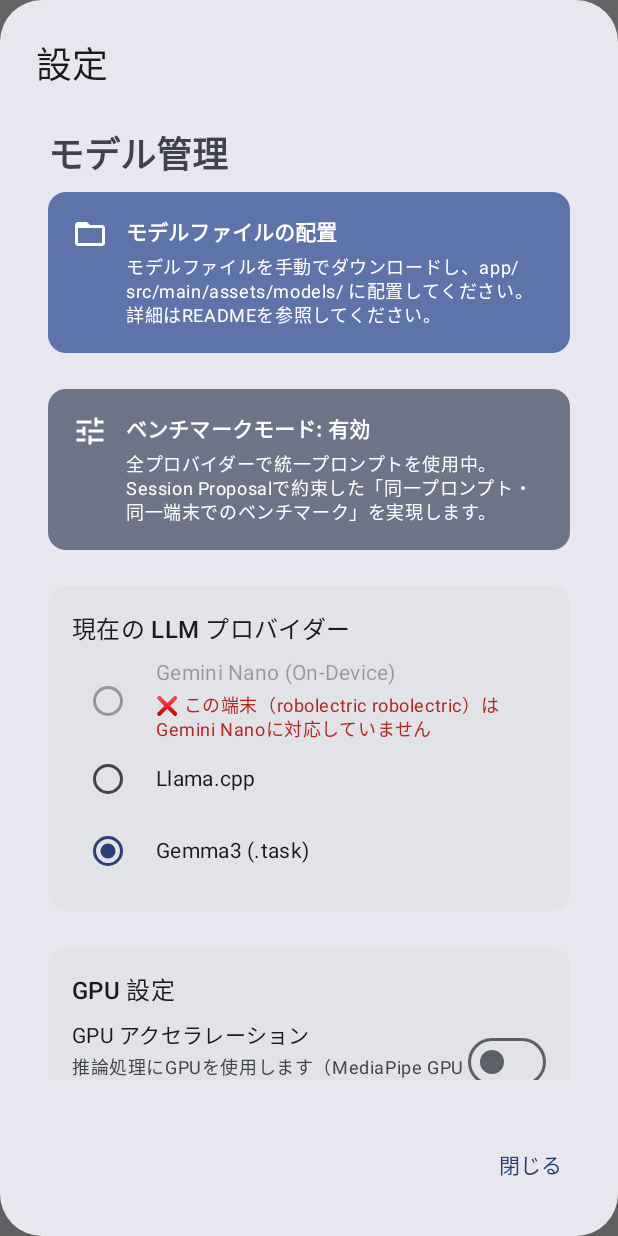
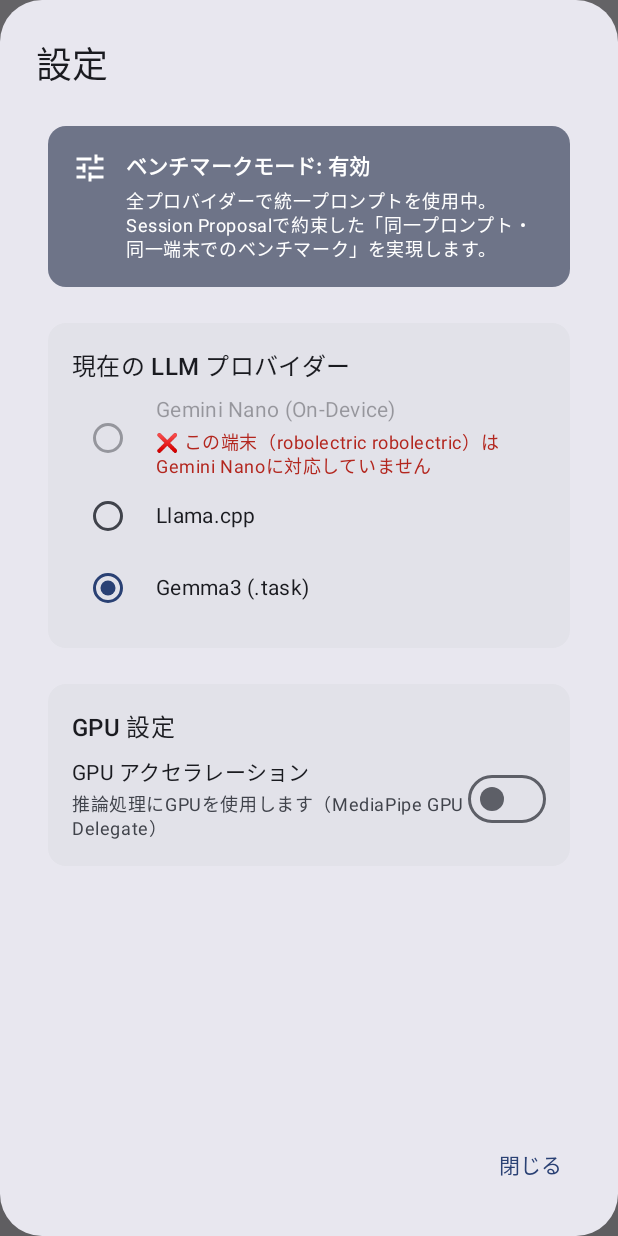
Before and after one commit to MasayukiSuda/DroidKaigiLocalLLMSample, an Android app built with Jetpack Compose: the screen it shows after launch (MainActivity), after a tap on "設定", on a phone screen of 412 x 824 dp. Run offline under Robolectric (Android 15) with nearby library versions, the phone set to English and light mode, and no system bars; our stand-ins replace Dagger/Hilt's generated code; libraries missing offline, so code that uses them is left out: android.llama.cpp, com.google.ai.edge, com.google.mediapipe.tasks; pictures from the network do not load.

Commit message:
Fix small

```diff
--- a/app/src/main/java/com/daasuu/llmsample/ui/screens/MainScreen.kt
+++ b/app/src/main/java/com/daasuu/llmsample/ui/screens/MainScreen.kt
@@ -221,7 +221,7 @@ fun MainScreen() {
                         verticalAlignment = Alignment.CenterVertically
                     ) {
                         Text(
-                            text = "モデル管理",
+                            text = "Llama.cpp モデル管理",
                             style = MaterialTheme.typography.headlineSmall,
                             fontWeight = FontWeight.Bold
                         )
--- a/app/src/main/java/com/daasuu/llmsample/ui/screens/settings/SettingsScreen.kt
+++ b/app/src/main/java/com/daasuu/llmsample/ui/screens/settings/SettingsScreen.kt
@@ -10,7 +10,6 @@ import androidx.compose.foundation.layout.padding
 import androidx.compose.foundation.lazy.LazyColumn
 import androidx.compose.material.icons.Icons
 import androidx.compose.material.icons.filled.ChevronRight
-import androidx.compose.material.icons.filled.FolderOpen
 import androidx.compose.material.icons.filled.ModelTraining
 import androidx.compose.material.icons.filled.Tune
 import androidx.compose.material3.AlertDialog
@@ -58,51 +57,6 @@ fun SettingsScreen(
             .padding(8.dp),
         verticalArrangement = Arrangement.spacedBy(8.dp)
     ) {
-        item {
-            Text(
-                text = "モデル管理",
-                style = MaterialTheme.typography.headlineSmall,
-                fontWeight = FontWeight.Bold,
-                modifier = Modifier.padding(bottom = 8.dp)
-            )
-
-            // モデル配置の説明
-            Card(
-                modifier = Modifier
-                    .fillMaxWidth()
-                    .padding(bottom = 16.dp),
-                colors = CardDefaults.cardColors(
-                    containerColor = MaterialTheme.colorScheme.primaryContainer
-                )
-            ) {
-                Row(
-                    modifier = Modifier.padding(16.dp),
-                    verticalAlignment = Alignment.Top
-                ) {
-                    Icon(
-                        Icons.Default.FolderOpen,
-                        contentDescription = "フォルダ",
-                        modifier = Modifier.padding(end = 12.dp),
-                        tint = MaterialTheme.colorScheme.onPrimaryContainer
-                    )
-                    Column {
-                        Text(
-                            text = "モデルファイルの配置",
-                            style = MaterialTheme.typography.titleSmall,
-                            fontWeight = FontWeight.Bold,
-                            color = MaterialTheme.colorScheme.onPrimaryContainer
-                        )
-                        Text(
-                            text = "モデルファイルを手動でダウンロードし、app/src/main/assets/models/ に配置してください。詳細はREADMEを参照してください。",
-                            style = MaterialTheme.typography.bodySmall,
-                            color = MaterialTheme.colorScheme.onPrimaryContainer,
-                            modifier = Modifier.padding(top = 4.dp)
-                        )
-                    }
-                }
-            }
-        }
-
         item {
             // ベンチマークモードの説明
             Card(
```
